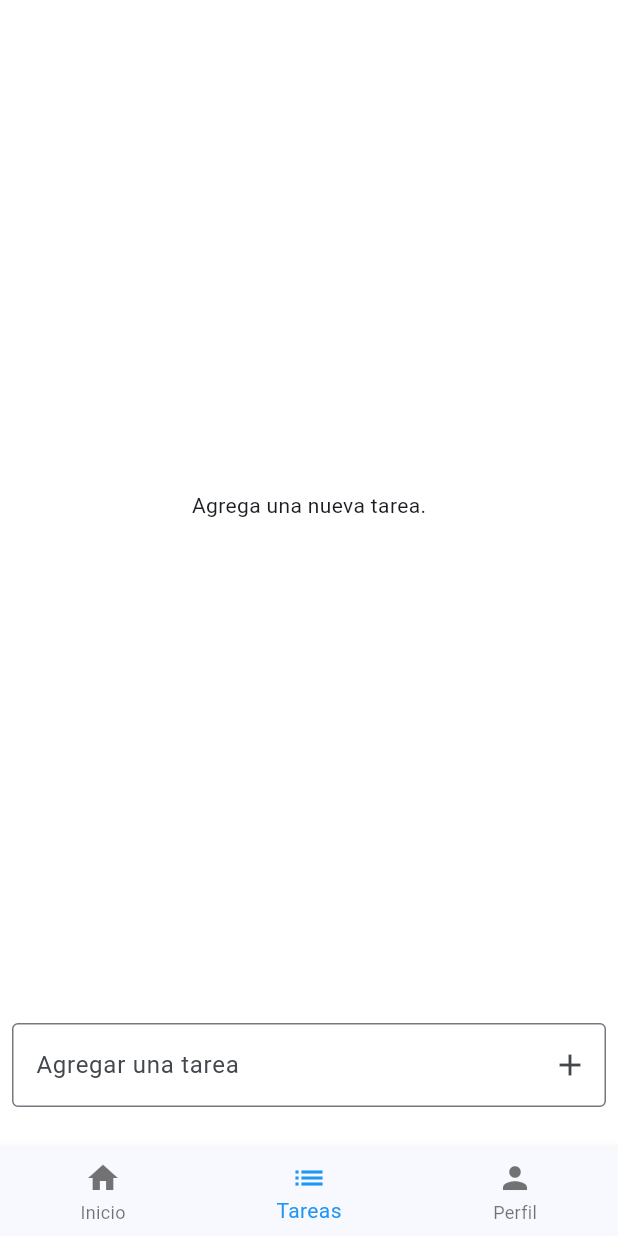
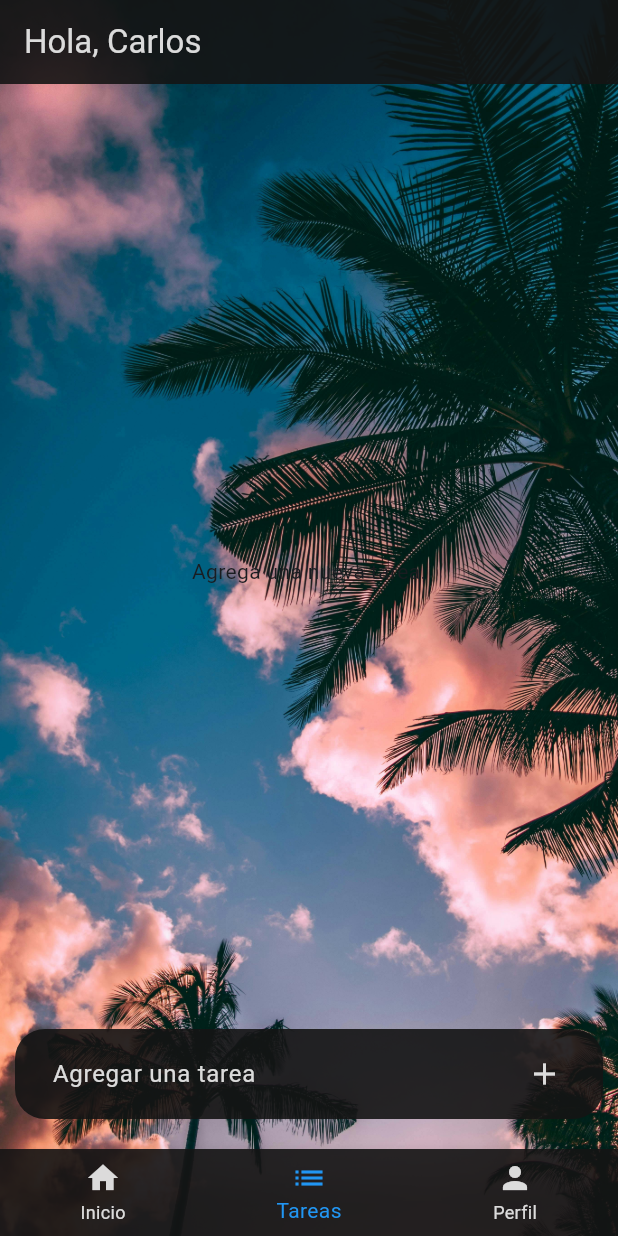
Before and after one commit to charly05tr/TODOAPP, a Flutter app: the screen it shows after launch, item 2 of the bottom bar chosen, on a phone screen of 412 x 824 dp. Run offline on Flutter 3.47's test engine with Material 3 defaults, Android fonts, the phone set to English and light mode, and no system bars.

```diff
--- a/lib/main.dart
+++ b/lib/main.dart
@@ -1,5 +1,8 @@
 import 'package:flutter/material.dart';
 import 'package:provider/provider.dart';
+import 'widgets/todo_item.dart';
+import 'task_page.dart';
+import 'home_page.dart';
 void main() {
   runApp(const MyApp());
 }
@@ -10,7 +13,7 @@ class MyApp extends StatelessWidget {
   @override
   Widget build(BuildContext context) {
     return ChangeNotifierProvider(
-      create: (context) => MyAppState(),
+      create: (context) => AppState(),
       child: MaterialApp(
         title: 'Todo List',
         theme: ThemeData(
@@ -24,17 +27,29 @@ class MyApp extends StatelessWidget {
   }
 }
 
-class MyAppState extends ChangeNotifier {
-   var todoList = <String>[];
+class AppState extends ChangeNotifier {
+  List<Task> todoList = [];
+  List<Task> completed = [];
 
-  void addTask(task) {
+  void addTask(text) {
+    Task task = Task(task: text);
     todoList.insert(0, task);
     notifyListeners();
   }
 
-  void finishTask(task) {
-    var index = todoList.indexOf(task);
+  void triggerTask(task) {
+    var index = 0;
+
+    if (todoList.contains(task)) {
+      index = todoList.indexOf(task);
       todoList.removeAt(index);
+      completed.insert(0, task);
+    }
+    else {
+      index = completed.indexOf(task);
+      completed.removeAt(index);
+      todoList.insert(index, task);
+    }
     notifyListeners();
   }
 }
@@ -51,13 +66,15 @@ class _MyHomePageState extends State<MyHomePage> {
 
   @override
   Widget build(BuildContext context) {
-
+    var appState = context.watch<AppState>();
     Widget page;
     switch(selectedIndex) {
       case 0:
-        page = Center(child: Text('Bienvenido'));
+        page = HomePage();
       case 1:
-        page = TaskPage();
+        page = TaskPage(
+          todoList: appState.todoList,
+          completed: appState.completed,);
       case 2:
         page = Center(child: Text('Perfil'));
       default:
@@ -66,8 +83,22 @@ class _MyHomePageState extends State<MyHomePage> {
     return LayoutBuilder(
       builder: (context, constraints) {
 
-        return Scaffold(
-          backgroundColor: Colors.white,
+        return Container(
+          decoration: BoxDecoration(
+            image: DecorationImage(
+              image: AssetImage('assets/background.jpg'),
+              fit: BoxFit.cover,
+              )
+          ),
+          child: Scaffold(
+            appBar: AppBar(
+              title: Text(
+                'Hola, Carlos',
+                style: TextStyle(color: Color.fromRGBO(240, 240, 240, 0.9))
+                ),
+              backgroundColor: Color.fromRGBO(20, 20, 20, 0.9),
+            ),
+            backgroundColor: Colors.transparent,
             body: page,
             bottomNavigationBar: BottomNavigationBar(
               items: const <BottomNavigationBarItem>[
@@ -89,6 +120,8 @@ class _MyHomePageState extends State<MyHomePage> {
               ],
               currentIndex: selectedIndex,
               selectedItemColor: Colors.blue,
+              backgroundColor: Color.fromRGBO(20, 20, 20, 0.9),
+              unselectedItemColor: Color.fromRGBO(240, 240, 240, 0.9),
               onTap: (value) {
                 setState(() {
                   selectedIndex = value;
@@ -96,99 +129,9 @@ class _MyHomePageState extends State<MyHomePage> {
               },
             ),
 
+          ),
         );
       }
     );
   }
 }
-
-class TaskPage extends StatelessWidget {
-  const TaskPage({super.key});
-
-  @override
-  Widget build(BuildContext context) {
-    var appState = context.watch<MyAppState>();
-    var todoList = appState.todoList;
-
-    final TextEditingController controller = TextEditingController();
-
-    return Column(
-     children: [
-      Expanded(
-        child: todoList.isEmpty
-              ? Center(
-                  child: Text('Agrega una nueva tarea.'),
-                )
-              : ListView(
-                  children: [
-                    for (var task in todoList)
-                      ListTile(
-                        leading: ElevatedButton.icon(
-                          onPressed: () {
-                            appState.finishTask(task);
-                          },
-                          icon: appState.todoList.contains(task)
-                              ? Icon(Icons.circle_outlined)
-                              : Icon(Icons.check_circle),
-                          label: Text(task.toString()),
-                        ),
-                      )
-                  ],
-                ),
-        ),
-      Padding(
-        padding: const EdgeInsets.all(8.0),
-        child: TextField(
-          controller: controller,
-          decoration: InputDecoration(
-            labelText: 'Agregar una tarea',
-            border: OutlineInputBorder(),
-            suffixIcon: IconButton(
-              onPressed: () {
-                if (controller.text.isNotEmpty) {
-                  appState.addTask(controller.text);
-                  controller.clear();
-                }
-             },
-              icon: Icon(Icons.add)
-            )
-          )
-        ),
-      ),
-      SizedBox(height: 20,)
-
-     ],
-    );
-  }
-}
-
-class TaskCard extends StatelessWidget {
-  const TaskCard({
-    super.key,
-    required this.task,
-  });
-
-  final String task;
-
-  @override
-  Widget build(BuildContext context) {
-    var appState = context.watch<MyAppState>();
-    final theme =  Theme.of(context);
-
-    return Card(
-      color: theme.colorScheme.onPrimary,
-      child: Padding(
-        padding: EdgeInsets.all(8.0),
-        child: ElevatedButton.icon(
-          onPressed: () {
-            appState.finishTask(task);
-          },
-          icon: appState.todoList.contains(task)
-                ? Icon(Icons.circle_outlined)
-                : Icon(Icons.check_circle),
-          label: Text(task.toString()),
-        ),
-      ),
-    );
-  }
-}
--- /dev/null
+++ b/lib/task_page.dart
@@ -0,0 +1,147 @@
+import 'package:flutter/material.dart';
+import 'package:provider/provider.dart';
+import 'widgets/todo_item.dart';
+import '../main.dart';
+
+class TaskPage extends StatefulWidget {
+  final List<Task> todoList;
+  final List<Task> completed;
+
+  const TaskPage({
+    super.key,
+    required this.todoList,
+    required this.completed
+    });
+
+  @override
+  State<TaskPage> createState() => TaskPageState();
+}
+
+class TaskPageState extends State<TaskPage> {
+  bool showCompleted = false;
+  @override
+  Widget build(BuildContext context) {
+    List<Task>todoList = widget.todoList;
+    List<Task>completed = widget.completed;
+    var appState = context.watch<AppState>();
+
+    final TextEditingController controller = TextEditingController();
+
+    return Column(
+      children: [
+        SizedBox(
+          height: 20,
+        ),
+        Expanded(
+          child: todoList.isEmpty && completed.isEmpty
+              ? Center(
+                  child: Text('Agrega una nueva tarea.'),
+                )
+              : ListView(
+                  children: [
+                    for (Task task in todoList)
+                      TaskItem(
+                        task: task,
+                        onStateChanged: () {
+                          appState.triggerTask(task);
+                        },
+                      ),
+                    if (completed.isNotEmpty)
+                      Column(
+                        crossAxisAlignment: CrossAxisAlignment.start,
+                        children: [
+                          // Botón para mostrar/ocultar tareas completadas
+
+                          GestureDetector(
+                            onTap: () {
+                              setState(() {
+                                showCompleted =
+                                    !showCompleted; // Cambia el estado
+                              });
+                            },
+                            child: Container(
+                              padding: EdgeInsets.symmetric(
+                                  horizontal: 10, vertical: 7),
+                              margin: EdgeInsets.symmetric(
+                                  horizontal: 10,
+                                  vertical: 7), // Padding del botón
+                              decoration: BoxDecoration(
+                                color: Color.fromRGBO(
+                                    20, 20, 20, 0.6), // Fondo oscuro
+                                borderRadius: BorderRadius.circular(
+                                    8), // Bordes redondeados
+                              ),
+                              child: Row(
+                                mainAxisSize: MainAxisSize.min,
+                                mainAxisAlignment: MainAxisAlignment.start,
+                                children: [
+                                  Icon(
+                                    showCompleted
+                                        ? Icons
+                                            .arrow_drop_up_sharp // Ícono cuando está desplegado
+                                        : Icons
+                                            .arrow_drop_down, // Ícono cuando está oculto
+                                    color: Color.fromRGBO(240, 240, 240, 0.9),
+                                  ),
+                                  SizedBox(width: 8),
+                                  Text(
+                                    'Completadas ${appState.completed.length}',
+                                    style: TextStyle(
+                                      color: Color.fromRGBO(240, 240, 240, 0.9),
+                                      fontSize: 16,
+                                    ),
+                                  ),
+                                ],
+                              ),
+                            ),
+                          ),
+                          if (showCompleted)
+                            for (Task task in completed)
+                              TaskItem(
+                                task: task,
+                                onStateChanged: () {
+                                  appState.triggerTask(task);
+                                },
+                              ),
+                        ],
+                      ),
+                  ],
+                ),
+        ),
+        Container(
+          margin: const EdgeInsets.symmetric(horizontal: 10),
+          padding: const EdgeInsets.symmetric(horizontal: 15),
+          decoration: BoxDecoration(
+              color: Color.fromRGBO(20, 20, 20, 0.9),
+              borderRadius: BorderRadius.circular(20)),
+          child: TextField(
+              cursorColor: Colors.yellow,
+              controller: controller,
+              style: TextStyle(
+                color: Color.fromRGBO(240, 240, 240, 0.9),
+                fontSize: 16.0,
+              ),
+              decoration: InputDecoration(
+                label: Text('Agregar una tarea'),
+                labelStyle:
+                    TextStyle(color: Color.fromRGBO(240, 240, 240, 0.9)),
+                suffixIcon: IconButton(
+                    onPressed: () {
+                      if (controller.text.isNotEmpty) {
+                        appState.addTask(controller.text);
+                        controller.clear();
+                      }
+                    },
+                    color: Color.fromRGBO(240, 240, 240, 0.9),
+                    icon: Icon(Icons.add)),
+                contentPadding: EdgeInsets.all(10),
+                border: InputBorder.none,
+              )),
+        ),
+        SizedBox(
+          height: 20,
+        )
+      ],
+    );
+  }
+}
--- a/pubspec.yaml
+++ b/pubspec.yaml
@@ -50,7 +50,8 @@ flutter:
   # included with your application, so that you can use the icons in
   # the material Icons class.
   uses-material-design: true
-
+  assets:
+    - assets/background.jpg
   # To add assets to your application, add an assets section, like this:
   # assets:
   #   - images/a_dot_burr.jpeg
```
Also changed, not shown: lib/home_page.dart (added, +41 -0 lines), lib/widgets/todo_item.dart (added, +108 -0 lines), assets/background.jpg (added). Lines whose indentation alone changed are shown as unchanged.
